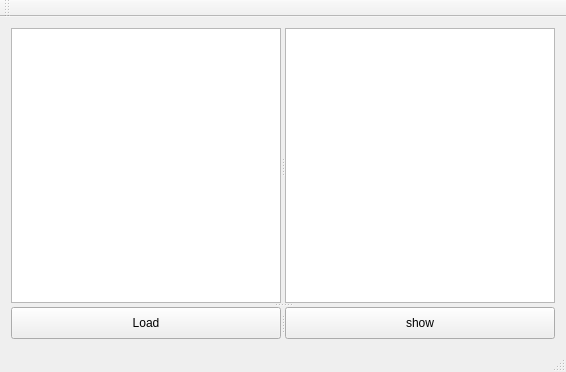
The window that QTreeViewTest/mainwindow.ui (hutpond/Qt) describes before a commit, drawn with Qt 5.
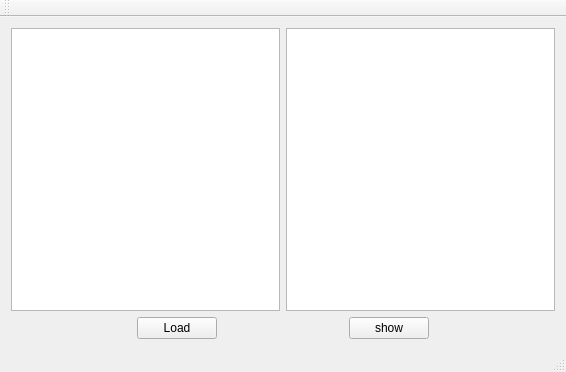
The same window after the commit.

Diff of the .ui file:
```diff
--- a/QTreeViewTest/mainwindow.ui
+++ b/QTreeViewTest/mainwindow.ui
@@ -16,33 +16,75 @@
   <widget class="QWidget" name="centralWidget">
    <layout class="QGridLayout" name="gridLayout">
     <item row="0" column="0">
-     <widget class="QSplitter" name="splitter_3">
-      <property name="orientation">
-       <enum>Qt::Vertical</enum>
-      </property>
-      <widget class="QSplitter" name="splitter_2">
-       <property name="orientation">
-        <enum>Qt::Horizontal</enum>
-       </property>
+     <layout class="QVBoxLayout" name="verticalLayout">
+      <item>
+       <layout class="QHBoxLayout" name="horizontalLayout_2">
+        <item>
        <widget class="QTreeView" name="treeView"/>
+        </item>
+        <item>
        <widget class="QTextEdit" name="textEdit"/>
-      </widget>
-      <widget class="QSplitter" name="splitter">
+        </item>
+       </layout>
+      </item>
+      <item>
+       <layout class="QHBoxLayout" name="horizontalLayout">
+        <item>
+         <spacer name="horizontalSpacer_2">
        <property name="orientation">
         <enum>Qt::Horizontal</enum>
        </property>
+          <property name="sizeHint" stdset="0">
+           <size>
+            <width>40</width>
+            <height>20</height>
+           </size>
+          </property>
+         </spacer>
+        </item>
+        <item>
        <widget class="QPushButton" name="pushButton_load">
         <property name="text">
          <string>Load</string>
         </property>
        </widget>
+        </item>
+        <item>
+         <spacer name="horizontalSpacer">
+          <property name="orientation">
+           <enum>Qt::Horizontal</enum>
+          </property>
+          <property name="sizeHint" stdset="0">
+           <size>
+            <width>40</width>
+            <height>20</height>
+           </size>
+          </property>
+         </spacer>
+        </item>
+        <item>
        <widget class="QPushButton" name="pushButton_show">
         <property name="text">
          <string>show</string>
         </property>
        </widget>
-      </widget>
-     </widget>
+        </item>
+        <item>
+         <spacer name="horizontalSpacer_3">
+          <property name="orientation">
+           <enum>Qt::Horizontal</enum>
+          </property>
+          <property name="sizeHint" stdset="0">
+           <size>
+            <width>40</width>
+            <height>20</height>
+           </size>
+          </property>
+         </spacer>
+        </item>
+       </layout>
+      </item>
+     </layout>
     </item>
    </layout>
   </widget>
```
Lines whose indentation alone changed are shown as unchanged.
